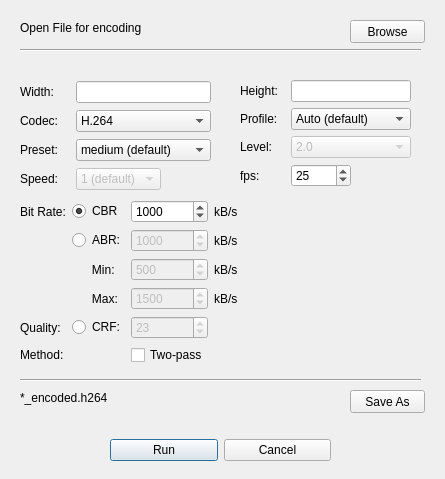
First picture: the form in encode.ui, repository honzabilek4/VideoCodecs, before the edit.
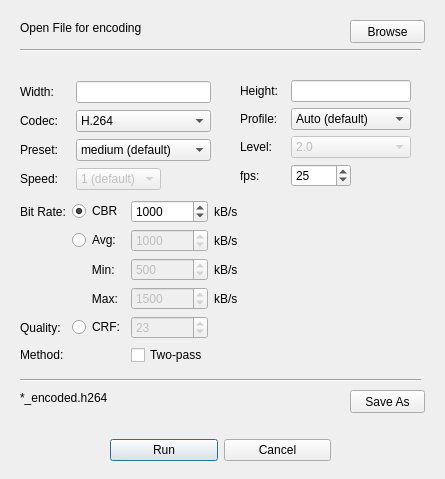
Second picture: the form after the edit.

Patch:
```diff
--- a/encode.ui
+++ b/encode.ui
@@ -11,11 +11,23 @@
    </rect>
   </property>
   <property name="sizePolicy">
-   <sizepolicy hsizetype="Minimum" vsizetype="Preferred">
+   <sizepolicy hsizetype="Fixed" vsizetype="Fixed">
     <horstretch>0</horstretch>
     <verstretch>0</verstretch>
    </sizepolicy>
   </property>
+  <property name="minimumSize">
+   <size>
+    <width>445</width>
+    <height>479</height>
+   </size>
+  </property>
+  <property name="maximumSize">
+   <size>
+    <width>445</width>
+    <height>479</height>
+   </size>
+  </property>
   <property name="windowTitle">
    <string>Encode</string>
   </property>
@@ -565,7 +577,7 @@
     <item row="1" column="1">
      <widget class="QRadioButton" name="radioButton_AVG">
       <property name="text">
-       <string>ABR:</string>
+       <string>Avg:</string>
       </property>
      </widget>
     </item>
```
Left out of the diff: 5 changed lines with no effect on the pictures.
